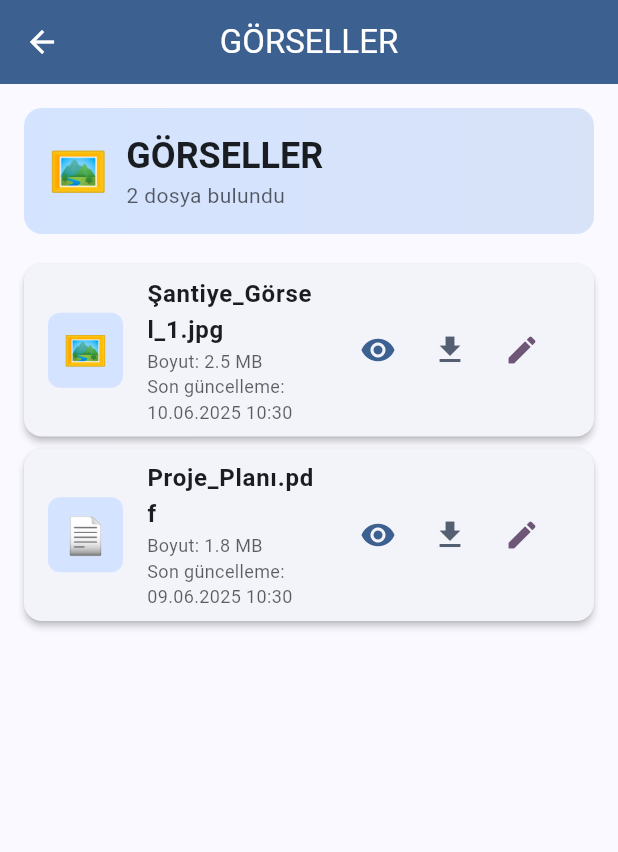
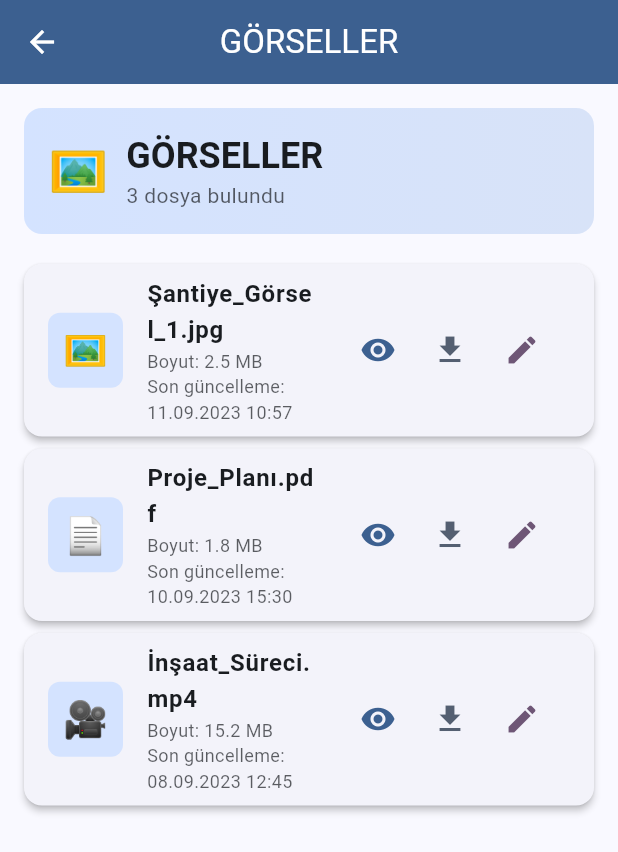
Before and after one commit to smebes/santiye, a Flutter app: the screen it shows after launch, after a tap on "Sisteme Giriş Yap", after a tap on "🖼️", on a phone screen of 412 x 824 dp. Shown: the top 852 px of the screen. Run offline on Flutter 3.47's test engine with Material 3 defaults, Android fonts, the light colour scheme and no system bars; accounts and stored records are empty.

Commit message:
Belge yönetimi sayfasında proje bilgileri güncellendi; başlık ve alt başlıklar eklendi. Kullanıcı karşılama mesajı ve son güncelleme tarihi gösterimi eklendi. Mock veri servisi güncellenerek yeni dosya ve klasör yapıları eklendi. İzinler ile ilgili yeni fonksiyonlar tanımlandı ve dosya simgeleri güncellendi.

```diff
--- a/lib/pages/document_dashboard.dart
+++ b/lib/pages/document_dashboard.dart
@@ -2,6 +2,7 @@ import 'package:flutter/material.dart';
 import 'package:provider/provider.dart';
 import '../services/app_state.dart';
 import '../services/mock_data.dart';
+import '../utils/permissions.dart';
 import '../widgets/folder_card.dart';
 import 'folder_contents_page.dart';
 import 'login_page.dart';
@@ -17,7 +18,18 @@ class DocumentDashboard extends StatelessWidget {
 
     return Scaffold(
       appBar: AppBar(
-        title: const Text('Şantiye Belge Sistemi'),
+        title: Column(
+          children: [
+            Text('Şantiye Belge Sistemi', style: TextStyle(fontSize: isDesktop ? 20 : 18, fontWeight: FontWeight.bold)),
+            if (isTablet) ...[
+              const SizedBox(height: 2),
+              Text(
+                Permissions.getProjectShortTitle(),
+                style: TextStyle(fontSize: 12, fontWeight: FontWeight.normal, color: Colors.white.withOpacity(0.8)),
+              ),
+            ],
+          ],
+        ),
         backgroundColor: Theme.of(context).colorScheme.primary,
         foregroundColor: Colors.white,
         elevation: 2,
@@ -77,7 +89,7 @@ class DocumentDashboard extends StatelessWidget {
 
           return Column(
             children: [
-              // Kullanıcı bilgi kartı
+              // Proje bilgi kartı
               Container(
                 width: double.infinity,
                 margin: EdgeInsets.all(isDesktop ? 24 : 16),
@@ -93,6 +105,14 @@ class DocumentDashboard extends StatelessWidget {
                 ),
                 child: Column(
                   children: [
+                    if (isDesktop) ...[
+                      Text(
+                        Permissions.getProjectTitle(),
+                        style: Theme.of(context).textTheme.headlineSmall?.copyWith(fontWeight: FontWeight.bold),
+                        textAlign: TextAlign.center,
+                      ),
+                      const SizedBox(height: 8),
+                    ],
                     Text(
                       'Hoş Geldiniz, ${appState.currentUser!.name}',
                       style: Theme.of(context).textTheme.headlineSmall?.copyWith(fontWeight: FontWeight.bold),
@@ -113,6 +133,21 @@ class DocumentDashboard extends StatelessWidget {
                         context,
                       ).textTheme.bodySmall?.copyWith(color: Theme.of(context).colorScheme.onSurface.withOpacity(0.6)),
                       textAlign: TextAlign.center,
+                    ),
+                    const SizedBox(height: 8),
+                    Container(
+                      padding: const EdgeInsets.symmetric(horizontal: 12, vertical: 6),
+                      decoration: BoxDecoration(
+                        color: Theme.of(context).colorScheme.primary.withOpacity(0.1),
+                        borderRadius: BorderRadius.circular(8),
+                      ),
+                      child: Text(
+                        'Son güncelleme: ${Permissions.formatDateTime(DateTime.now())}',
+                        style: Theme.of(context).textTheme.bodySmall?.copyWith(
+                          color: Theme.of(context).colorScheme.primary,
+                          fontWeight: FontWeight.w500,
+                        ),
+                      ),
                     ),
                   ],
                 ),
--- a/lib/services/mock_data.dart
+++ b/lib/services/mock_data.dart
@@ -6,16 +6,16 @@ class MockDataService {
       FileEntry(
         name: 'GÖRSELLER',
         isDirectory: true,
-        modifiedDate: DateTime.now().subtract(const Duration(days: 2)),
+        modifiedDate: DateTime(2023, 9, 11, 10, 57),
         rolesWithViewAccess: ['admin', 'engineer', 'idari_personel', 'kontrol_mühendisi'],
         rolesWithEditAccess: ['admin', 'engineer'],
         rolesWithDownloadAccess: ['admin', 'engineer', 'kontrol_mühendisi'],
         path: '/gorseller',
       ),
       FileEntry(
-        name: 'İHALE DOKÜMANI',
+        name: 'ihale_dokumani_2023_226755',
         isDirectory: true,
-        modifiedDate: DateTime.now().subtract(const Duration(days: 5)),
+        modifiedDate: DateTime(2023, 8, 6, 13, 27),
         rolesWithViewAccess: ['admin', 'engineer', 'idari_personel'],
         rolesWithEditAccess: ['admin'],
         rolesWithDownloadAccess: ['admin', 'engineer'],
@@ -24,7 +24,7 @@ class MockDataService {
       FileEntry(
         name: 'HAKEDİŞLER',
         isDirectory: true,
-        modifiedDate: DateTime.now().subtract(const Duration(days: 1)),
+        modifiedDate: DateTime(2024, 11, 11, 15, 38),
         rolesWithViewAccess: ['admin', 'engineer', 'idari_personel', 'kontrol_mühendisi'],
         rolesWithEditAccess: ['admin', 'engineer'],
         rolesWithDownloadAccess: ['admin', 'engineer', 'kontrol_mühendisi'],
@@ -33,7 +33,7 @@ class MockDataService {
       FileEntry(
         name: 'KABUL TUTANAKLARI',
         isDirectory: true,
-        modifiedDate: DateTime.now().subtract(const Duration(hours: 12)),
+        modifiedDate: DateTime(2024, 9, 4, 13, 42),
         rolesWithViewAccess: ['admin', 'engineer', 'kontrol_mühendisi'],
         rolesWithEditAccess: ['admin', 'engineer'],
         rolesWithDownloadAccess: ['admin', 'engineer', 'kontrol_mühendisi'],
@@ -42,16 +42,16 @@ class MockDataService {
       FileEntry(
         name: 'MALZEME ONAYLARI',
         isDirectory: true,
-        modifiedDate: DateTime.now().subtract(const Duration(days: 3)),
+        modifiedDate: DateTime(2024, 1, 3, 14, 4),
         rolesWithViewAccess: ['admin', 'engineer', 'idari_personel'],
         rolesWithEditAccess: ['admin', 'engineer'],
         rolesWithDownloadAccess: ['admin', 'engineer'],
         path: '/malzeme-onaylari',
       ),
       FileEntry(
-        name: 'PROJELER – EKSİK',
+        name: 'PROJELER - EKSİK',
         isDirectory: true,
-        modifiedDate: DateTime.now().subtract(const Duration(days: 7)),
+        modifiedDate: DateTime(2025, 3, 23, 1, 59),
         rolesWithViewAccess: ['admin', 'engineer', 'kontrol_mühendisi'],
         rolesWithEditAccess: ['admin', 'engineer'],
         rolesWithDownloadAccess: ['admin', 'engineer', 'kontrol_mühendisi'],
@@ -60,7 +60,7 @@ class MockDataService {
       FileEntry(
         name: 'SÖZLEŞME',
         isDirectory: true,
-        modifiedDate: DateTime.now().subtract(const Duration(days: 10)),
+        modifiedDate: DateTime(2023, 7, 27, 8, 53),
         rolesWithViewAccess: ['admin', 'engineer', 'idari_personel'],
         rolesWithEditAccess: ['admin'],
         rolesWithDownloadAccess: ['admin', 'engineer'],
@@ -69,7 +69,7 @@ class MockDataService {
       FileEntry(
         name: 'TESLİM TUTANAKLARI',
         isDirectory: true,
-        modifiedDate: DateTime.now().subtract(const Duration(days: 4)),
+        modifiedDate: DateTime(2023, 7, 27, 8, 54),
         rolesWithViewAccess: ['admin', 'engineer', 'kontrol_mühendisi'],
         rolesWithEditAccess: ['admin', 'engineer'],
         rolesWithDownloadAccess: ['admin', 'engineer', 'kontrol_mühendisi'],
@@ -78,7 +78,7 @@ class MockDataService {
       FileEntry(
         name: 'YAZIŞMALAR',
         isDirectory: true,
-        modifiedDate: DateTime.now().subtract(const Duration(hours: 6)),
+        modifiedDate: DateTime(2023, 6, 5, 10, 6),
         rolesWithViewAccess: ['admin', 'engineer', 'idari_personel'],
         rolesWithEditAccess: ['admin', 'engineer'],
         rolesWithDownloadAccess: ['admin', 'engineer', 'idari_personel'],
@@ -87,7 +87,7 @@ class MockDataService {
       FileEntry(
         name: 'İSG',
         isDirectory: true,
-        modifiedDate: DateTime.now().subtract(const Duration(days: 1)),
+        modifiedDate: DateTime(2021, 5, 18, 17, 56),
         rolesWithViewAccess: ['admin', 'engineer', 'kontrol_mühendisi'],
         rolesWithEditAccess: ['admin', 'engineer'],
         rolesWithDownloadAccess: ['admin', 'engineer', 'kontrol_mühendisi'],
@@ -96,20 +96,20 @@ class MockDataService {
       FileEntry(
         name: 'İŞ PROGRAMI',
         isDirectory: true,
-        modifiedDate: DateTime.now().subtract(const Duration(days: 2)),
+        modifiedDate: DateTime(2023, 7, 27, 17, 32),
         rolesWithViewAccess: ['admin', 'engineer', 'idari_personel'],
         rolesWithEditAccess: ['admin', 'engineer'],
         rolesWithDownloadAccess: ['admin', 'engineer'],
         path: '/is-programi',
       ),
       FileEntry(
-        name: 'ŞİKAYETLERİN GİDERİLMESİ',
+        name: 'ŞİKAYET VE ŞİKAYETLERİN GİDERİLMESİ',
         isDirectory: true,
-        modifiedDate: DateTime.now().subtract(const Duration(hours: 3)),
+        modifiedDate: DateTime(2023, 6, 5, 10, 6),
         rolesWithViewAccess: ['admin', 'engineer', 'idari_personel'],
         rolesWithEditAccess: ['admin', 'engineer'],
         rolesWithDownloadAccess: ['admin', 'engineer'],
-        path: '/sikayetlerin-giderilmesi',
+        path: '/sikayet-giderilmesi',
       ),
     ];
   }
@@ -121,7 +121,7 @@ class MockDataService {
           FileEntry(
             name: 'Şantiye_Görsel_1.jpg',
             isDirectory: false,
-            modifiedDate: DateTime.now().subtract(const Duration(days: 1)),
+            modifiedDate: DateTime(2023, 9, 11, 10, 57),
             rolesWithViewAccess: ['admin', 'engineer', 'idari_personel', 'kontrol_mühendisi'],
             rolesWithEditAccess: ['admin', 'engineer'],
             rolesWithDownloadAccess: ['admin', 'engineer', 'kontrol_mühendisi'],
@@ -132,7 +132,7 @@ class MockDataService {
           FileEntry(
             name: 'Proje_Planı.pdf',
             isDirectory: false,
-            modifiedDate: DateTime.now().subtract(const Duration(days: 2)),
+            modifiedDate: DateTime(2023, 9, 10, 15, 30),
             rolesWithViewAccess: ['admin', 'engineer', 'idari_personel', 'kontrol_mühendisi'],
             rolesWithEditAccess: ['admin', 'engineer'],
             rolesWithDownloadAccess: ['admin', 'engineer', 'kontrol_mühendisi'],
@@ -140,13 +140,24 @@ class MockDataService {
             size: '1.8 MB',
             extension: 'pdf',
           ),
+          FileEntry(
+            name: 'İnşaat_Süreci.mp4',
+            isDirectory: false,
+            modifiedDate: DateTime(2023, 9, 8, 12, 45),
+            rolesWithViewAccess: ['admin', 'engineer', 'idari_personel', 'kontrol_mühendisi'],
+            rolesWithEditAccess: ['admin', 'engineer'],
+            rolesWithDownloadAccess: ['admin', 'engineer', 'kontrol_mühendisi'],
+            path: '/gorseller/insaat_sureci.mp4',
+            size: '15.2 MB',
+            extension: 'mp4',
+          ),
         ];
       case '/hakedisler':
         return [
           FileEntry(
             name: '1._Hakediş_Raporu.xlsx',
             isDirectory: false,
-            modifiedDate: DateTime.now().subtract(const Duration(hours: 6)),
+            modifiedDate: DateTime(2024, 11, 11, 15, 38),
             rolesWithViewAccess: ['admin', 'engineer', 'idari_personel', 'kontrol_mühendisi'],
             rolesWithEditAccess: ['admin', 'engineer'],
             rolesWithDownloadAccess: ['admin', 'engineer', 'kontrol_mühendisi'],
@@ -157,13 +168,238 @@ class MockDataService {
           FileEntry(
             name: '2._Hakediş_Özeti.pdf',
             isDirectory: false,
-            modifiedDate: DateTime.now().subtract(const Duration(days: 1)),
+            modifiedDate: DateTime(2024, 11, 10, 14, 20),
             rolesWithViewAccess: ['admin', 'engineer', 'idari_personel', 'kontrol_mühendisi'],
             rolesWithEditAccess: ['admin', 'engineer'],
             rolesWithDownloadAccess: ['admin', 'engineer', 'kontrol_mühendisi'],
             path: '/hakedisler/2_hakedis_ozeti.pdf',
             size: '1.2 MB',
             extension: 'pdf',
+          ),
+          FileEntry(
+            name: 'Hakediş_Detay_Raporu.docx',
+            isDirectory: false,
+            modifiedDate: DateTime(2024, 11, 9, 9, 15),
+            rolesWithViewAccess: ['admin', 'engineer', 'idari_personel', 'kontrol_mühendisi'],
+            rolesWithEditAccess: ['admin', 'engineer'],
+            rolesWithDownloadAccess: ['admin', 'engineer', 'kontrol_mühendisi'],
+            path: '/hakedisler/hakedis_detay_raporu.docx',
+            size: '2.1 MB',
+            extension: 'docx',
+          ),
+        ];
+      case '/kabul-tutanaklari':
+        return [
+          FileEntry(
+            name: 'Kabul_Tutanak_2024_09.pdf',
+            isDirectory: false,
+            modifiedDate: DateTime(2024, 9, 4, 13, 42),
+            rolesWithViewAccess: ['admin', 'engineer', 'kontrol_mühendisi'],
+            rolesWithEditAccess: ['admin', 'engineer'],
+            rolesWithDownloadAccess: ['admin', 'engineer', 'kontrol_mühendisi'],
+            path: '/kabul-tutanaklari/kabul_tutanak_2024_09.pdf',
+            size: '3.4 MB',
+            extension: 'pdf',
+          ),
+          FileEntry(
+            name: 'Kabul_Listesi.xlsx',
+            isDirectory: false,
+            modifiedDate: DateTime(2024, 9, 3, 16, 30),
+            rolesWithViewAccess: ['admin', 'engineer', 'kontrol_mühendisi'],
+            rolesWithEditAccess: ['admin', 'engineer'],
+            rolesWithDownloadAccess: ['admin', 'engineer', 'kontrol_mühendisi'],
+            path: '/kabul-tutanaklari/kabul_listesi.xlsx',
+            size: '1.8 MB',
+            extension: 'xlsx',
+          ),
+        ];
+      case '/malzeme-onaylari':
+        return [
+          FileEntry(
+            name: 'Malzeme_Onay_2024_01.pdf',
+            isDirectory: false,
+            modifiedDate: DateTime(2024, 1, 3, 14, 4),
+            rolesWithViewAccess: ['admin', 'engineer', 'idari_personel'],
+            rolesWithEditAccess: ['admin', 'engineer'],
+            rolesWithDownloadAccess: ['admin', 'engineer'],
+            path: '/malzeme-onaylari/malzeme_onay_2024_01.pdf',
+            size: '2.7 MB',
+            extension: 'pdf',
+          ),
+          FileEntry(
+            name: 'Malzeme_Listesi.xlsx',
+            isDirectory: false,
+            modifiedDate: DateTime(2024, 1, 2, 11, 25),
+            rolesWithViewAccess: ['admin', 'engineer', 'idari_personel'],
+            rolesWithEditAccess: ['admin', 'engineer'],
+            rolesWithDownloadAccess: ['admin', 'engineer'],
+            path: '/malzeme-onaylari/malzeme_listesi.xlsx',
+            size: '1.1 MB',
+            extension: 'xlsx',
+          ),
+        ];
+      case '/projeler-eksik':
+        return [
+          FileEntry(
+            name: 'Proje_Revizyon_2025.dwg',
+            isDirectory: false,
+            modifiedDate: DateTime(2025, 3, 23, 1, 59),
+            rolesWithViewAccess: ['admin', 'engineer', 'kontrol_mühendisi'],
+            rolesWithEditAccess: ['admin', 'engineer'],
+            rolesWithDownloadAccess: ['admin', 'engineer', 'kontrol_mühendisi'],
+            path: '/projeler-eksik/proje_revizyon_2025.dwg',
+            size: '8.5 MB',
+            extension: 'dwg',
+          ),
+          FileEntry(
+            name: 'Eksik_Projeler_Listesi.pdf',
+            isDirectory: false,
+            modifiedDate: DateTime(2025, 3, 22, 18, 30),
+            rolesWithViewAccess: ['admin', 'engineer', 'kontrol_mühendisi'],
+            rolesWithEditAccess: ['admin', 'engineer'],
+            rolesWithDownloadAccess: ['admin', 'engineer', 'kontrol_mühendisi'],
+            path: '/projeler-eksik/eksik_projeler_listesi.pdf',
+            size: '1.9 MB',
+            extension: 'pdf',
+          ),
+        ];
+      case '/sozlesme':
+        return [
+          FileEntry(
+            name: 'İnşaat_Sözleşmesi.pdf',
+            isDirectory: false,
+            modifiedDate: DateTime(2023, 7, 27, 8, 53),
+            rolesWithViewAccess: ['admin', 'engineer', 'idari_personel'],
+            rolesWithEditAccess: ['admin'],
+            rolesWithDownloadAccess: ['admin', 'engineer'],
+            path: '/sozlesme/insaat_sozlesmesi.pdf',
+            size: '5.2 MB',
+            extension: 'pdf',
+          ),
+          FileEntry(
+            name: 'Sözleşme_Ekleri.zip',
+            isDirectory: false,
+            modifiedDate: DateTime(2023, 7, 26, 15, 20),
+            rolesWithViewAccess: ['admin', 'engineer', 'idari_personel'],
+            rolesWithEditAccess: ['admin'],
+            rolesWithDownloadAccess: ['admin', 'engineer'],
+            path: '/sozlesme/sozlesme_ekleri.zip',
+            size: '12.8 MB',
+            extension: 'zip',
+          ),
+        ];
+      case '/teslim-tutanaklari':
+        return [
+          FileEntry(
+            name: 'Teslim_Tutanak_2023.pdf',
+            isDirectory: false,
+            modifiedDate: DateTime(2023, 7, 27, 8, 54),
+            rolesWithViewAccess: ['admin', 'engineer', 'kontrol_mühendisi'],
+            rolesWithEditAccess: ['admin', 'engineer'],
+            rolesWithDownloadAccess: ['admin', 'engineer', 'kontrol_mühendisi'],
+            path: '/teslim-tutanaklari/teslim_tutanak_2023.pdf',
+            size: '2.3 MB',
+            extension: 'pdf',
+          ),
+        ];
+      case '/yazismalar':
+        return [
+          FileEntry(
+            name: 'Yazışma_2023_06.docx',
+            isDirectory: false,
+            modifiedDate: DateTime(2023, 6, 5, 10, 6),
+            rolesWithViewAccess: ['admin', 'engineer', 'idari_personel'],
+            rolesWithEditAccess: ['admin', 'engineer'],
+            rolesWithDownloadAccess: ['admin', 'engineer', 'idari_personel'],
+            path: '/yazismalar/yazisma_2023_06.docx',
+            size: '1.5 MB',
+            extension: 'docx',
+          ),
+          FileEntry(
+            name: 'Resmi_Yazışmalar.xlsx',
+            isDirectory: false,
+            modifiedDate: DateTime(2023, 6, 4, 14, 30),
+            rolesWithViewAccess: ['admin', 'engineer', 'idari_personel'],
+            rolesWithEditAccess: ['admin', 'engineer'],
+            rolesWithDownloadAccess: ['admin', 'engineer', 'idari_personel'],
+            path: '/yazismalar/resmi_yazismalar.xlsx',
+            size: '2.8 MB',
+            extension: 'xlsx',
+          ),
+        ];
+      case '/isg':
+        return [
+          FileEntry(
+            name: 'İSG_Planı_2021.pdf',
+            isDirectory: false,
+            modifiedDate: DateTime(2021, 5, 18, 17, 56),
+            rolesWithViewAccess: ['admin', 'engineer', 'kontrol_mühendisi'],
+            rolesWithEditAccess: ['admin', 'engineer'],
+            rolesWithDownloadAccess: ['admin', 'engineer', 'kontrol_mühendisi'],
+            path: '/isg/isg_plani_2021.pdf',
+            size: '4.1 MB',
+            extension: 'pdf',
+          ),
+          FileEntry(
+            name: 'Güvenlik_Raporu.docx',
+            isDirectory: false,
+            modifiedDate: DateTime(2021, 5, 17, 12, 45),
+            rolesWithViewAccess: ['admin', 'engineer', 'kontrol_mühendisi'],
+            rolesWithEditAccess: ['admin', 'engineer'],
+            rolesWithDownloadAccess: ['admin', 'engineer', 'kontrol_mühendisi'],
+            path: '/isg/guvenlik_raporu.docx',
+            size: '3.2 MB',
+            extension: 'docx',
+          ),
+        ];
+      case '/is-programi':
+        return [
+          FileEntry(
+            name: 'İş_Programı_2023.xlsx',
+            isDirectory: false,
+            modifiedDate: DateTime(2023, 7, 27, 17, 32),
+            rolesWithViewAccess: ['admin', 'engineer', 'idari_personel'],
+            rolesWithEditAccess: ['admin', 'engineer'],
+            rolesWithDownloadAccess: ['admin', 'engineer'],
+            path: '/is-programi/is_programi_2023.xlsx',
+            size: '2.9 MB',
+            extension: 'xlsx',
+          ),
+          FileEntry(
+            name: 'Gantt_Şeması.pdf',
+            isDirectory: false,
+            modifiedDate: DateTime(2023, 7, 26, 10, 15),
+            rolesWithViewAccess: ['admin', 'engineer', 'idari_personel'],
+            rolesWithEditAccess: ['admin', 'engineer'],
+            rolesWithDownloadAccess: ['admin', 'engineer'],
+            path: '/is-programi/gantt_semasi.pdf',
+            size: '1.7 MB',
+            extension: 'pdf',
+          ),
+        ];
+      case '/sikayet-giderilmesi':
+        return [
+          FileEntry(
+            name: 'Şikayet_Raporu_2023.pdf',
+            isDirectory: false,
+            modifiedDate: DateTime(2023, 6, 5, 10, 6),
+            rolesWithViewAccess: ['admin', 'engineer', 'idari_personel'],
+            rolesWithEditAccess: ['admin', 'engineer'],
+            rolesWithDownloadAccess: ['admin', 'engineer'],
+            path: '/sikayet-giderilmesi/sikayet_raporu_2023.pdf',
+            size: '2.1 MB',
+            extension: 'pdf',
+          ),
+          FileEntry(
+            name: 'Çözüm_Önerileri.docx',
+            isDirectory: false,
+            modifiedDate: DateTime(2023, 6, 4, 16, 20),
+            rolesWithViewAccess: ['admin', 'engineer', 'idari_personel'],
+            rolesWithEditAccess: ['admin', 'engineer'],
+            rolesWithDownloadAccess: ['admin', 'engineer'],
+            path: '/sikayet-giderilmesi/cozum_onerileri.docx',
+            size: '1.8 MB',
+            extension: 'docx',
           ),
         ];
       default:
--- a/lib/utils/permissions.dart
+++ b/lib/utils/permissions.dart
@@ -34,6 +34,10 @@ class Permissions {
       case 'zip':
       case 'rar':
         return '📦';
+      case 'mp4':
+      case 'avi':
+      case 'mov':
+        return '🎥';
       default:
         return '📄';
     }
@@ -43,7 +47,7 @@ class Permissions {
     switch (folderName.toLowerCase()) {
       case 'görseller':
         return '🖼️';
-      case 'ihale dokümanı':
+      case 'ihale_dokumani_2023_226755':
         return '📋';
       case 'hakedişler':
         return '💰';
@@ -51,7 +55,7 @@ class Permissions {
         return '✅';
       case 'malzeme onayları':
         return '🔧';
-      case 'projeler – eksik':
+      case 'projeler - eksik':
         return '📐';
       case 'sözleşme':
         return '📜';
@@ -63,7 +67,7 @@ class Permissions {
         return '🛡️';
       case 'iş programı':
         return '📅';
-      case 'şikayetlerin giderilmesi':
+      case 'şikayet ve şikayetlerin giderilmesi':
         return '🔧';
       default:
         return '📁';
@@ -82,4 +86,12 @@ class Permissions {
   static String formatDateTime(DateTime date) {
     return '${formatDate(date)} ${date.hour.toString().padLeft(2, '0')}:${date.minute.toString().padLeft(2, '0')}';
   }
+
+  static String getProjectTitle() {
+    return 'ERENSAN ÖZPOLAT - GAZİANTEP İLİ NURDAĞI İLÇESİ BAŞPINAR MAH. 2.ETAP 479AD KONUT İNŞAATI';
+  }
+
+  static String getProjectShortTitle() {
+    return 'ERENSAN ÖZPOLAT - GAZİANTEP KONUT İNŞAATI';
+  }
 }
```
